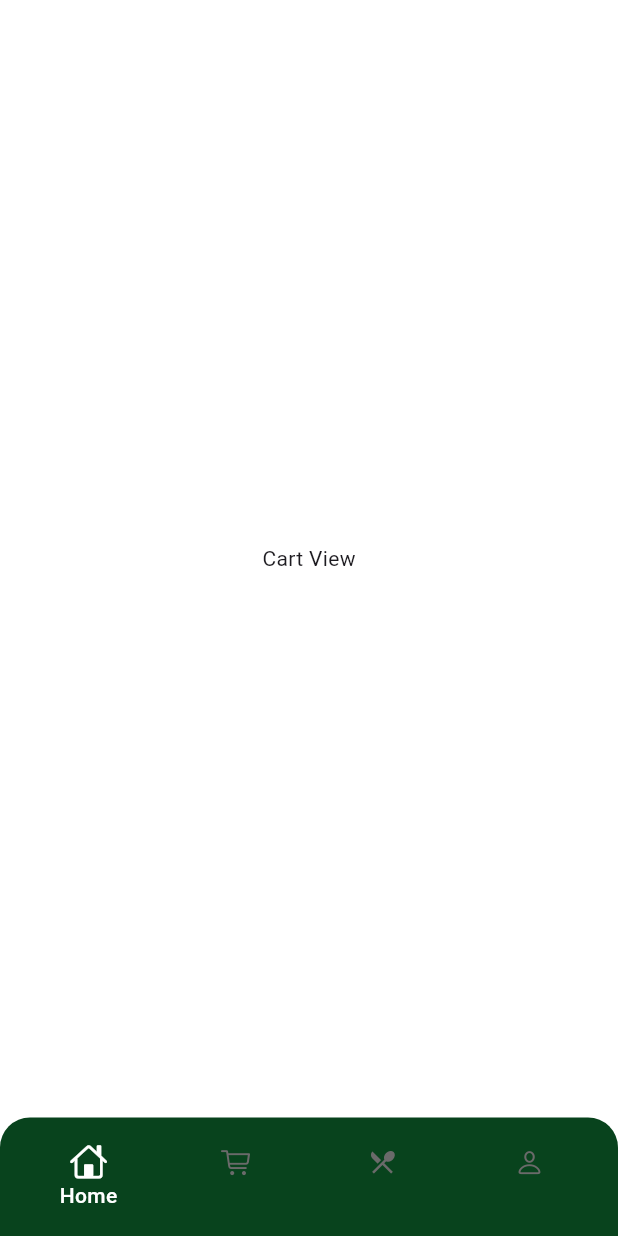
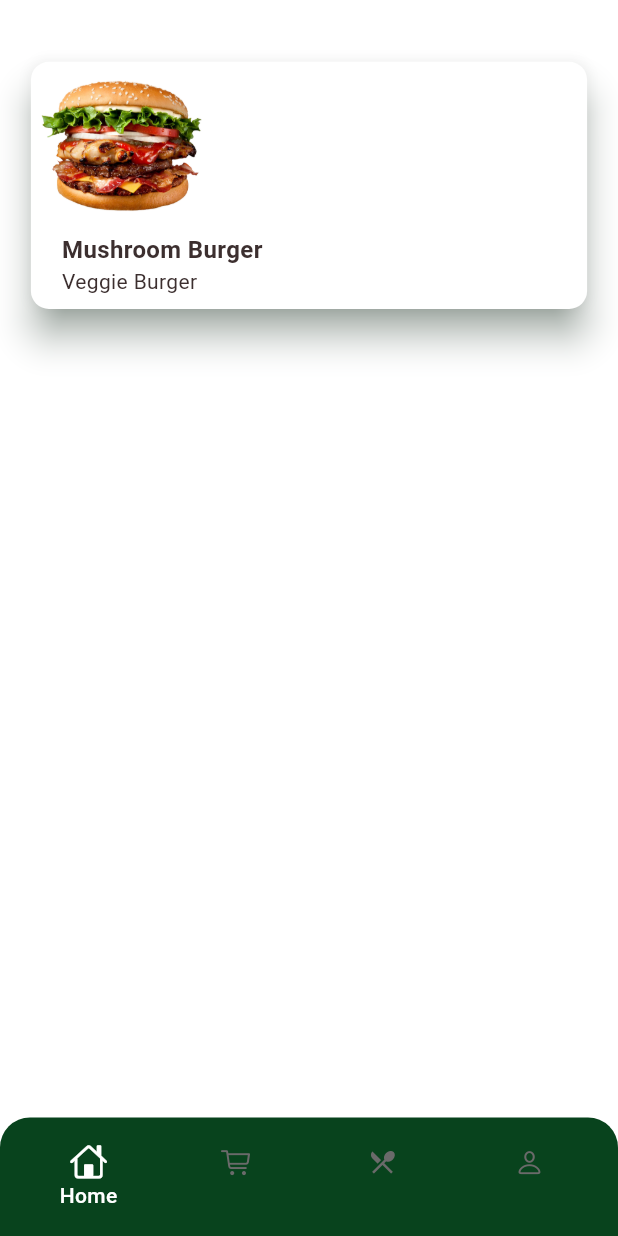
Before and after one commit to M-Waleed-Elsherbeny/Hungry-App, a Flutter app: the screen it shows after launch, swiped to page 2, on a phone screen of 412 x 824 dp. Run offline on Flutter 3.47's test engine with Material 3 defaults, Android fonts, the phone set to English and light mode, and no system bars; our stand-ins replace flutter_svg, google_fonts.

Commit message:
Implement product details view and enhance cart functionality; add custom components and styles

```diff
--- a/lib/core/navigation/custom_navigation_bar.dart
+++ b/lib/core/navigation/custom_navigation_bar.dart
@@ -93,10 +93,12 @@ class _CustomNavigationBarState extends State<CustomNavigationBar> {
         ),
       ),
 
-      body: PageView(
-        physics: const NeverScrollableScrollPhysics(),
-        controller: controller,
-        children: pages,
+      body: SafeArea(
+        child: PageView(
+          physics: const NeverScrollableScrollPhysics(),
+          controller: controller,
+          children: pages,
+        ),
       ),
     );
   }
--- /dev/null
+++ b/lib/core/navigation/router/app_router_paths.dart
@@ -0,0 +1,6 @@
+class AppRouterPaths {
+  static const String loginScreen = '/loginScreen';
+  static const String signUpScreen = '/signUpScreen';
+  static const String bottomNavigationBar = '/bottomNavigationBar';
+  static const String productDetails = '/productDetails';
+}
--- a/lib/core/styles/fonts/app_text_style.dart
+++ b/lib/core/styles/fonts/app_text_style.dart
@@ -6,6 +6,11 @@ class AppTextStyle {
     color: AppColors.kPrimaryColor,
     fontSize: 20,
     fontWeight: FontWeight.bold,
+  );
+  static const TextStyle textGreen18W500 = TextStyle(
+    color: AppColors.kPrimaryColor,
+    fontSize: 18,
+    fontWeight: FontWeight.w500,
   );
   static const TextStyle textBrown16W600 = TextStyle(
     color: AppColors.kBrownColor,
--- a/lib/features/cart/view/cart_view.dart
+++ b/lib/features/cart/view/cart_view.dart
@@ -1,10 +1,66 @@
 import 'package:flutter/material.dart';
+import 'package:hungry_app/core/styles/assets/app_assets.dart';
+import 'package:hungry_app/core/styles/colors/app_colors.dart';
+import 'package:hungry_app/core/styles/fonts/app_text_style.dart';
+import 'package:hungry_app/core/utils/spacer.dart';
 
 class CartView extends StatelessWidget {
   const CartView({super.key});
 
   @override
   Widget build(BuildContext context) {
-    return Container(child: const Center(child: Text("Cart View")));
+    double deviceHeight = MediaQuery.of(context).size.height;
+    double deviceWidth = MediaQuery.of(context).size.width;
+    return SingleChildScrollView(
+      child: Padding(
+        padding: EdgeInsets.symmetric(horizontal: deviceWidth * 0.05),
+        child: Column(
+          mainAxisAlignment: MainAxisAlignment.spaceAround,
+          children: [
+            Card(
+              margin: EdgeInsets.symmetric(vertical: deviceHeight * 0.05),
+              // surfaceTintColor: AppColors.kWhiteColor,
+              color: AppColors.kWhiteColor,
+              elevation: 10,
+              shadowColor: AppColors.kPrimaryColor,
+              child: Row(
+                children: [
+                  Column(
+                    crossAxisAlignment: CrossAxisAlignment.start,
+                    children: [
+                      Image.asset(
+                        AppAssets.mushroomBurger,
+                        width: deviceWidth * 0.3,
+                      ),
+                      Padding(
+                        padding: EdgeInsets.symmetric(
+                          horizontal: deviceWidth * 0.05,
+                        ),
+                        child: Column(
+                          crossAxisAlignment: CrossAxisAlignment.start,
+                          children: [
+                            const Text(
+                              "Mushroom Burger",
+                              style: AppTextStyle.textBrown16W600,
+                            ),
+                            const Text(
+                              "Veggie Burger",
+                              style: AppTextStyle.textBrown14W400,
+                            ),
+                            heightSpace(deviceHeight * 0.01),
+                          ],
+                        ),
+                      ),
+                    ],
+                  ),
+                  const Spacer(),
+                  const Column(children: []),
+                ],
+              ),
+            ),
+          ],
+        ),
+      ),
+    );
   }
 }
--- a/lib/features/home/view/home_view.dart
+++ b/lib/features/home/view/home_view.dart
@@ -25,12 +25,9 @@ class HomeView extends StatelessWidget {
               // Search Bar
               const SearchBarView(),
               heightSpace(deviceHeight * 0.03),
-
               // Categories
               const FoodCategories(),
-
               heightSpace(deviceHeight * 0.03),
-
               // Food Items
               const CardGridView(),
             ],
--- a/lib/main.dart
+++ b/lib/main.dart
@@ -19,6 +19,7 @@ class MyApp extends StatelessWidget {
       theme: ThemeData(
         scaffoldBackgroundColor: AppColors.kWhiteColor,
         fontFamily: GoogleFonts.roboto().fontFamily,
+        appBarTheme: const AppBarTheme(backgroundColor: AppColors.kWhiteColor),
       ),
       home: const CustomNavigationBar(),
     );
```
Also changed, not shown: lib/core/components/custom_back_button.dart (added, +14 -0 lines), lib/core/components/custom_button.dart (added, +25 -0 lines), lib/features/home/widgets/card_grid_view.dart (+14 -5 lines), lib/features/products/view/product_details_view.dart (added, +126 -0 lines), lib/features/products/widgets/spicy_slider.dart (added, +72 -0 lines), lib/features/products/widgets/toppings_card.dart (added, +90 -0 lines).
